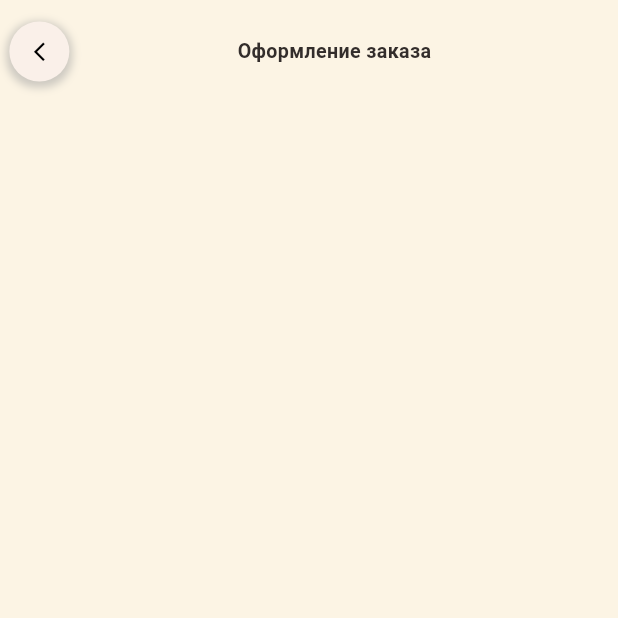
After one commit to dimad2602/flutter_app_for_worker, a Flutter app: the screen it shows after launch, after a tap on "ActiveOrdersPage", on a phone screen of 412 x 824 dp, the top half of it. The commit adds this screen. Run offline on Flutter 3.47's test engine with Material 3 defaults, Android fonts, the phone set to English and light mode, and no system bars; our stand-ins replace get_it.

Commit message:
Add Constants

```diff
--- /dev/null
+++ b/lib/components/app_icon.dart
@@ -0,0 +1,64 @@
+import 'package:flutter/material.dart';
+
+import '../locator_get.dart';
+import '../utils/constants.dart';
+
+class AppIcon extends StatelessWidget {
+  final IconData icon;
+  final Color backgroundColor;
+  final Color iconColor;
+  final double size;
+  final VoidCallback? onTap;
+  final bool iconSize24;
+  final double customSize;
+  final bool swadowOff;
+  final bool decorBoxOff;
+
+  const AppIcon(
+      {Key? key,
+      required this.icon,
+      this.backgroundColor = const Color(0xfffcf4e4),
+      this.iconColor = Colors.black87,
+      this.iconSize24 = false,
+      this.size = 40,
+      this.customSize = 0,
+      this.onTap,
+      this.swadowOff = true,
+      this.decorBoxOff = true})
+      : super(key: key);
+
+  @override
+  Widget build(BuildContext context) {
+    var sizeConstants = locator.get<Constants>();
+    return GestureDetector(
+      onTap: onTap,
+      child: Container(
+        width: size,
+        height: size,
+        decoration: decorBoxOff?BoxDecoration(
+          borderRadius: BorderRadius.circular(size / 2),
+          color: backgroundColor,
+          boxShadow: [
+            swadowOff
+                ? BoxShadow(
+                    color: Colors.grey.withOpacity(0.5),
+                    spreadRadius: 2,
+                    blurRadius: 4,
+                    offset: const Offset(0, 2),
+                  )
+                : const BoxShadow(),
+          ],
+        ):const BoxDecoration(),
+        child: Icon(
+          icon,
+          color: iconColor,
+          size: customSize > 0
+              ? customSize
+              : iconSize24
+                  ? sizeConstants.getIconSize16()
+                  : sizeConstants.getIconSize12(),
+        ),
+      ),
+    );
+  }
+}
--- a/lib/components/big_text.dart
+++ b/lib/components/big_text.dart
@@ -1,4 +1,48 @@
+// import 'package:flutter/material.dart';
+
+// import '../locator_get.dart';
+// import '../utils/constants.dart';
+
+// class BigText extends StatelessWidget {
+//   final Color? color;
+//   final String text;
+//   final double size;
+//   final TextOverflow overflow;
+//   final bool bold;
+//   final int? maxLines;
+//   final FontWeight fontWeight;
+//   const BigText({
+//     super.key,
+//     this.color = const Color(0xFF332d2b),
+//     required this.text,
+//     this.size = 0,
+//     this.overflow = TextOverflow.ellipsis,
+//     this.bold = false,
+//     this.maxLines = 1,
+//     this.fontWeight = FontWeight.w400,
+//   });
+
+//   @override
+//   Widget build(BuildContext context) {
+//     var sizeConstants = locator.get<Constants>();
+//     return Text(
+//       text,
+//       maxLines: maxLines,
+//       overflow: overflow,
+//       style: TextStyle(
+//         fontFamily: 'Roboto',
+//         color: color,
+//         fontSize: size==0?sizeConstants.getFont12():size,
+//           fontWeight: bold==false?fontWeight:FontWeight.bold
+//       ),
+//     );
+//   }
+// }
+
 import 'package:flutter/material.dart';
+
+import '../locator_get.dart';
+import '../utils/constants.dart';
 
 class BigText extends StatelessWidget {
   final Color? color;
@@ -7,29 +51,31 @@ class BigText extends StatelessWidget {
   final TextOverflow overflow;
   final bool bold;
   final int? maxLines;
-  final FontWeight fontWeight;
+  final bool appbar;
+
   const BigText({
-    super.key,
+    Key? key,
     this.color = const Color(0xFF332d2b),
     required this.text,
     this.size = 0,
     this.overflow = TextOverflow.ellipsis,
     this.bold = false,
     this.maxLines = 1,
-    this.fontWeight = FontWeight.w400,
-  });
+    this.appbar = false,
+  }) : super(key: key);
 
   @override
   Widget build(BuildContext context) {
+    var sizeConstants = locator.get<Constants>();
     return Text(
       text,
       maxLines: maxLines,
       overflow: overflow,
       style: TextStyle(
-        //fontFamily: 'Roboto',
+        fontFamily: 'Roboto',
         color: color,
-        fontSize: size==0?18:size,
-          fontWeight: bold==false?fontWeight:FontWeight.bold
+        fontSize: appbar?sizeConstants.getFont16():size==0?sizeConstants.getFont12():size,
+          fontWeight: bold==false?FontWeight.w400:FontWeight.bold
       ),
     );
   }
--- a/lib/locator_get.dart
+++ b/lib/locator_get.dart
@@ -0,0 +1,8 @@
+import 'package:flutter_app_for_worker/utils/constants.dart';
+import 'package:get_it/get_it.dart';
+
+final locator = GetIt.instance;
+
+void setup() {
+  locator.registerLazySingleton<Constants>(() => Constants());
+}
--- a/lib/main.dart
+++ b/lib/main.dart
@@ -1,10 +1,12 @@
 import 'package:flutter/services.dart';
 import 'package:flutter/material.dart';
 
+import 'locator_get.dart';
 import 'pages/first_page/first_page.dart';
 import 'routes.dart';
 
 void main() {
+  setup();
   runApp(const MyApp());
 }
 
--- /dev/null
+++ b/lib/pages/active_orders_page/active_orders_page.dart
@@ -0,0 +1,52 @@
+import 'package:flutter/material.dart';
+import 'package:flutter_app_for_worker/components/big_text.dart';
+
+import '../../components/app_icon.dart';
+import '../../locator_get.dart';
+import '../../utils/app_colors.dart';
+import '../../utils/constants.dart';
+
+class ActiveOrdersPage extends StatelessWidget {
+  const ActiveOrdersPage({super.key});
+
+  @override
+  Widget build(BuildContext context) {
+    var sizeConstants = locator.get<Constants>();
+    return Scaffold(backgroundColor: AppColors.mainColor,
+    body: Column(crossAxisAlignment: CrossAxisAlignment.center, mainAxisAlignment: MainAxisAlignment.start, children: [
+      Container(
+              height: sizeConstants.getHeight45(),
+              width: double.maxFinite,
+              padding: EdgeInsets.only(top: sizeConstants.getHeight10()),
+              child: Row(
+                children: [
+                  Padding(
+                    padding: EdgeInsets.only(left: sizeConstants.getWidth10()),
+                    child: AppIcon(
+                      icon: Icons.arrow_back_ios_new,
+                      iconColor: Colors.black,
+                      backgroundColor: AppColors.mainColorAppbar,
+                      iconSize24: true,
+                      onTap: () {
+                        // Get.toNamed(CartPageSql.routeName,
+                        //     arguments: ModalRoute.of(context)!.settings.name);
+                      },
+                    ),
+                  ),
+                  const Expanded(
+                    child: Center(
+                      child: Center(
+                          child: BigText(
+                            text: 'Оформление заказа',
+                            appbar: true,
+                            bold: true,
+                          )),
+                    ),
+                  ),
+                  SizedBox(width: sizeConstants.getWidth20()),
+                ],
+              ),
+            ),
+    ],));
+  }
+}
--- a/lib/pages/first_page/first_page.dart
+++ b/lib/pages/first_page/first_page.dart
@@ -1,11 +1,14 @@
 import 'package:flutter/material.dart';
 import 'package:flutter_app_for_worker/components/big_text.dart';
+import 'package:flutter_app_for_worker/locator_get.dart';
+import 'package:flutter_app_for_worker/utils/constants.dart';
 
 class FirstPage extends StatelessWidget {
+
   const FirstPage({super.key});
-
   @override
   Widget build(BuildContext context) {
+    //var sizeConstants = locator.get<Constants>();
     return Scaffold(
       appBar: AppBar(
         backgroundColor: Theme.of(context).colorScheme.inversePrimary,
@@ -20,10 +23,10 @@ class FirstPage extends StatelessWidget {
                 backgroundColor: const Color(0xff6750a4),
               ),
               onPressed: () {
-                Navigator.of(context).pushNamed('/CalculatorPage');
+                Navigator.of(context).pushNamed('/ActiveOrdersPage');
               },
               child: const BigText(
-                text: "Калькулятор",
+                text: "ActiveOrdersPage",
                 color: Colors.white,
               ),
             ),
--- a/lib/routes.dart
+++ b/lib/routes.dart
@@ -2,9 +2,11 @@
 import 'package:flutter/material.dart';
 import 'package:flutter_app_for_worker/pages/first_page/first_page.dart';
 
+import 'pages/active_orders_page/active_orders_page.dart';
+
 final Map<String, Widget Function(BuildContext context)> routes = {
   '/': (BuildContext context) => const FirstPage(),
-  //'/CalculatorPage': (BuildContext context) => const CalculatorPage(),
+  '/ActiveOrdersPage': (BuildContext context) => const ActiveOrdersPage(),
   // '/LoginPage': (BuildContext context) => BlocProvider(
   //       create: (context) => LoginBloc(LoginRepository()),
   //       child: LoginPage(),
--- /dev/null
+++ b/lib/utils/app_colors.dart
@@ -0,0 +1,27 @@
+
+import 'dart:ui';
+
+class AppColors {
+  static const Color mainColor = Color(0xfffcf4e4); // Color(0xFFf5ebdc); слегка темнее
+  static const Color mainColorAppbar = Color(0xFFfaf0e9);
+  static const Color liteMainColor = Color(0xfffcf4e4);
+  static const Color bottonColor = Color(0xFF4ecb71);
+  static const Color alertCheckColor = Color(0xFFffab00);
+  static const Color oldMainColor = Color(0xFFD3AF9C);
+  static const Color redBottonColor = Color(0xFF79290C);
+  static const Color redColor = Color(0xFFd60000);
+  static const Color blueAccentColor = Color(0xFF1976D2);
+  static const Color lightGreenColor = Color(0xFF8BC34A);
+
+
+  // static final Color qwe1 = const Color(0xFFFFA500);
+  // static final Color qwe2 = const Color(0xFFffc0cb);
+  // static final Color qwe3 = const Color(0xFF00FFCD);
+  // static final Color qwe4 = const Color(0xFFD3D3D3);
+  // static final Color qwe5 = const Color(0xFF8B4513);
+  // static final Color qwe6 = const Color(0xFF800080);
+  // static final Color qwe7 = const Color(0xFFFFD700);
+  // static final Color qwe8 = const Color(0xFF87CEFA);
+  // static final Color qwe9 = const Color(0xFFD3AF9C);
+  // static final Color qwe10 = const Color(0xFF32CD32);
+}
--- /dev/null
+++ b/lib/utils/constants.dart
@@ -0,0 +1,154 @@
+import 'dart:ui';
+
+import 'package:flutter/material.dart';
+
+class Constants {
+  // First get the FlutterView.
+  late FlutterView view;
+
+  // Dimensions in physical pixels (px)
+  late Size size;
+  late double width;
+  late double height;
+
+  // Dimensions in logical pixels (dp)
+  late Size sizeDP;
+  late double widthDP;
+  late double heightDP;
+
+  Constants() {
+    view = WidgetsBinding.instance.platformDispatcher.views.first;
+    size = view.physicalSize;
+    width = size.width;
+    height = size.height;
+
+    sizeDP = view.physicalSize / view.devicePixelRatio;
+    widthDP = sizeDP.width;
+    heightDP = sizeDP.height;
+  }
+
+  double getUniversalHeight(double factor) {
+    double minExtent = 1.0; // Пример минимальной высоты
+    double maxExtent = 100.0; // Пример максимальной высоты
+
+    return (height - minExtent) / (maxExtent - minExtent) * factor;
+  }
+
+  double getUniversalWidth(double factor) {
+    double minExtent = 1.0; // Пример минимальной высоты
+    double maxExtent = 100.0; // Пример максимальной высоты
+
+    return (width - minExtent) / (maxExtent - minExtent) * factor;
+  }
+
+    double getUniversalSize(double heightFactor, double widthFactor) {
+    double minExtent = 1.0; // Пример минимальной высоты и ширины
+    double maxExtent = 100.0; // Пример максимальной высоты и ширины
+
+    double heightResult = (height - minExtent) / (maxExtent - minExtent) * heightFactor;
+    double widthResult = (width - minExtent) / (maxExtent - minExtent) * widthFactor;
+
+    // Используйте соотношение между высотой и шириной для получения универсального размера
+    return (heightResult + widthResult) / 2.0;
+  }
+
+  double getHeight8() {
+    return getUniversalHeight(0.8);
+  }
+
+  double getHeight10() {
+    return getUniversalHeight(1.0);
+  }
+
+  double getHeight16() {
+    return getUniversalHeight(1.6);
+  }
+
+  double getHeight20() {
+    return getUniversalHeight(2.0);
+  }
+
+  double getHeight45() {
+    return getUniversalHeight(4.5);
+  }
+
+  double getWidth8() {
+    return getUniversalWidth(0.8);
+  }
+
+  double getWidth10() {
+    return getUniversalWidth(1.0);
+  }
+
+  double getWidth15() {
+    return getUniversalWidth(1.5);
+  }
+
+  double getWidth20() {
+    return getUniversalWidth(2.0);
+  }
+
+  double getIconSize12() {
+    return getUniversalSize(1.2, 1.2);
+  }
+
+  double getIconSize16() {
+    return getUniversalSize(1.6, 1.6);
+  }
+
+  double getIconSize24() {
+    return getUniversalSize(2.4, 2.4);
+  }
+
+  double getRadius15() {
+    return getUniversalSize(1.5, 1.0);
+  }
+
+  double getRadius20() {
+    return getUniversalSize(2.0, 1.0);
+  }
+
+  double getRadius30() {
+    return getUniversalSize(3.0, 1.0);
+  }
+
+  double getFont12() {
+    return getUniversalSize(1.2, 1.0);
+  }
+
+  double getFont16() {
+    return getUniversalSize(1.6, 1.0);
+  }
+
+  double getFont20() {
+    return getUniversalSize(2.0, 1.0);
+  }
+
+  double getFont26() {
+    return getUniversalSize(2.6, 1.0);
+  }
+
+  // // icon size
+  // static double iconSize24 = screenHeight / 35.17;
+  // static double iconSize16 = screenHeight / 52.75;
+
+  // //list view size
+  // static double listViewSize = screenWidth / 3.25;
+  // static double listViewTextContSize = screenWidth / 3.9;
+
+  // //Top 10 dishes
+  // static double popularFoodImgSize = screenHeight / 2.41;
+
+  // // radius
+  // static double radius15 = screenHeight / 56.27;
+  // static double radius20 = screenHeight / 42.2;
+  // static double radius30 = screenHeight / 28.13;
+
+  // //dynamic font size
+  // static double font16 = screenHeight / 52.75;
+  // static double font20 = screenHeight / 42.2;
+  // static double font26 = screenHeight / 32.46;
+
+  // //bottom height
+  // static double bottomHeightBar = screenHeight / 7.03;
+}
--- a/pubspec.yaml
+++ b/pubspec.yaml
@@ -40,6 +40,7 @@ dependencies:
   flutter_bloc: ^8.1.3
   bloc_concurrency: ^0.2.3
   get_it: ^7.6.6
+  google_fonts: ^6.1.0
 
 dev_dependencies:
   flutter_test:
```
Also changed, not shown: pubspec.lock, 1 other file.
